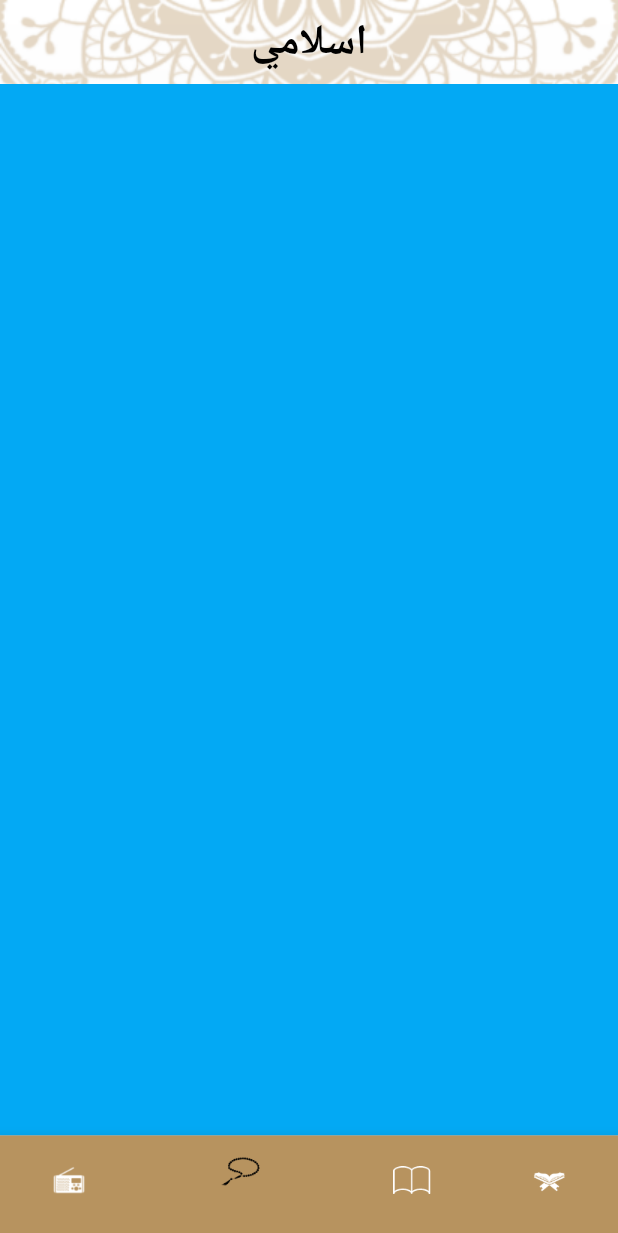
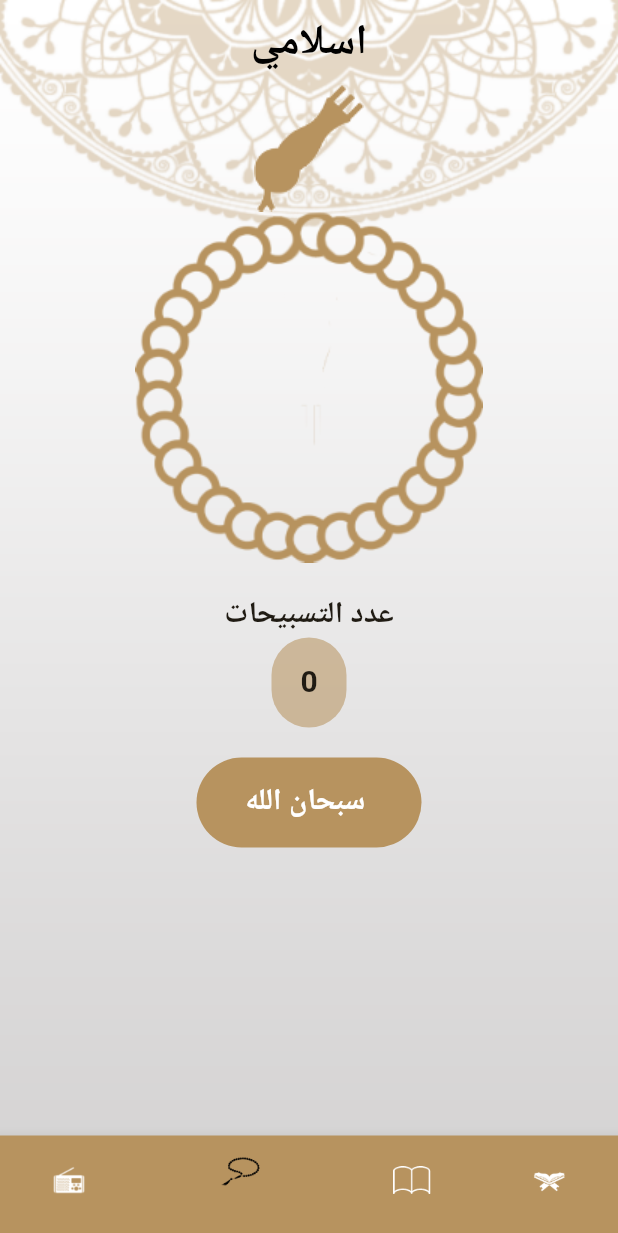
Before and after one commit to KerolosThabet/islami_app, a Flutter app: the screen it shows after launch, item 2 of the bottom bar chosen, on a phone screen of 412 x 824 dp. Shown: the top 1233 px of the screen. Run offline on Flutter 3.47's test engine with Material 3 defaults, Android fonts, the phone set to English and light mode, and no system bars.

Commit message:
+ finish sebha tab

```diff
--- a/lib/home/sebha_widget.dart
+++ b/lib/home/sebha_widget.dart
@@ -1,10 +1,88 @@
 import 'package:flutter/material.dart';
 
-class SebhaWidget extends StatelessWidget {
+class SebhaWidget extends StatefulWidget {
   const SebhaWidget({super.key});
 
   @override
+  State<SebhaWidget> createState() => SebhaWidgetState();
+}
+
+class SebhaWidgetState extends State<SebhaWidget> {
+  int counter = 0;
+  int index = 0;
+
+  List<String> Azakr = [
+    "سبحان الله ",
+    "الحمد الله",
+    "الله اكبر",
+    "استغفر الله"
+  ];
+
+  @override
   Widget build(BuildContext context) {
-    return Container(color: Colors.lightBlue,);
+    return Column(
+      children: [
+        Image(image: AssetImage("assets/images/head_of_seb7a.png")),
+        InkWell(
+          onTap: () {
+            setState(() {
+              counter++;
+              if (counter == 33) {
+                index++;
+                counter = 0;
+              }
+              if (index == 4) {
+                index = 0;
+              }
+            });
+          },
+          child: RotationTransition(
+            turns: AlwaysStoppedAnimation(counter / 33),
+            child: Image(
+              image: AssetImage("assets/images/body_of_seb7a.png"),
+            ),
+          ),
+        ),
+
+        SizedBox(
+          height: 20,
+        ),
+        Row(
+          mainAxisAlignment: MainAxisAlignment.center,
+          children: [
+            Text(
+              "عدد التسبيحات",
+              style: TextStyle(fontSize: 20, fontWeight: FontWeight.bold),
+            ),
+          ],
+        ),
+        Container(
+          alignment: Alignment.center,
+          height: 60,
+          width: 50,
+          decoration: BoxDecoration(
+              color: Theme.of(context).colorScheme.secondary,
+              borderRadius: BorderRadius.circular(40)),
+          child: Text("$counter",
+              style: TextStyle(fontSize: 20, fontWeight: FontWeight.bold)),
+        ),
+        SizedBox(
+          height: 20,
+        ),
+        Container(
+          alignment: Alignment.center,
+          height: 60,
+          width: 150,
+          decoration: BoxDecoration(
+              color: Theme.of(context).colorScheme.primary,
+              borderRadius: BorderRadius.circular(40)),
+          child: Text("${Azakr[index]}",
+              style: TextStyle(
+                  fontSize: 20,
+                  fontWeight: FontWeight.bold,
+                  color: Theme.of(context).colorScheme.onPrimary)),
+        ),
+      ],
+    );
   }
 }
--- a/lib/quran_details/quran_details_screen.dart
+++ b/lib/quran_details/quran_details_screen.dart
@@ -51,7 +51,6 @@ class _QuranDetailsScreenState extends State<QuranDetailsScreen> {
   }
 
   List<String> lines = [];
-
   Future<void> readQuranFile(int index) async {
     String quranText =
         await rootBundle.loadString("assets/files/${index + 1}.txt");
```
Also changed, not shown: assets/images/body_of_seb7a.png (added), assets/images/head_of_seb7a.png (added).
